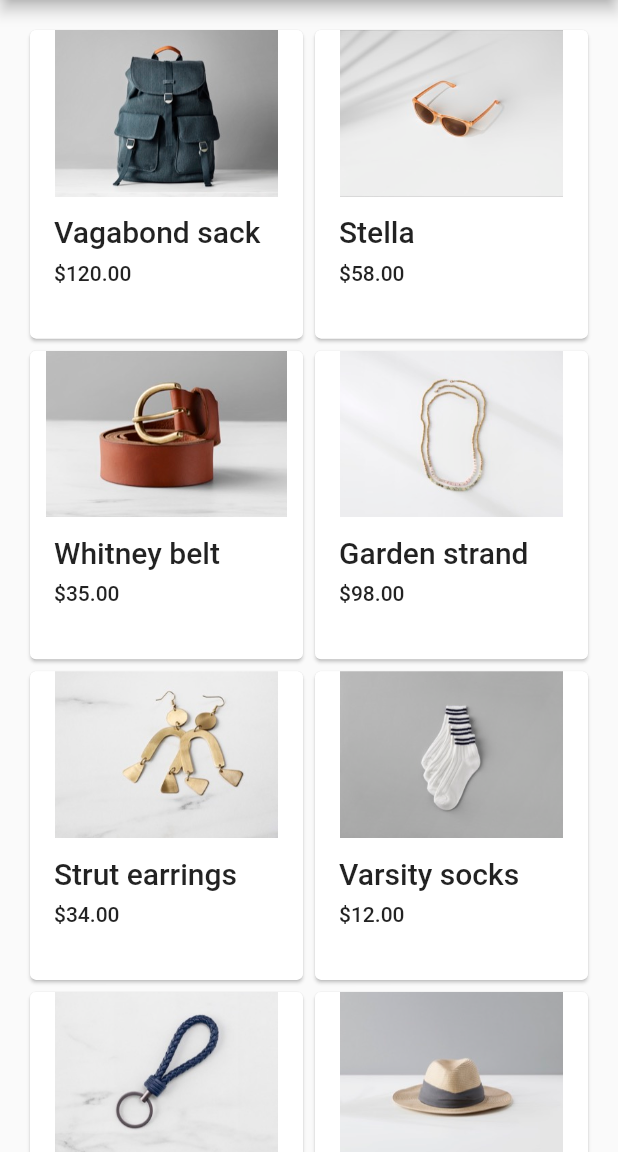
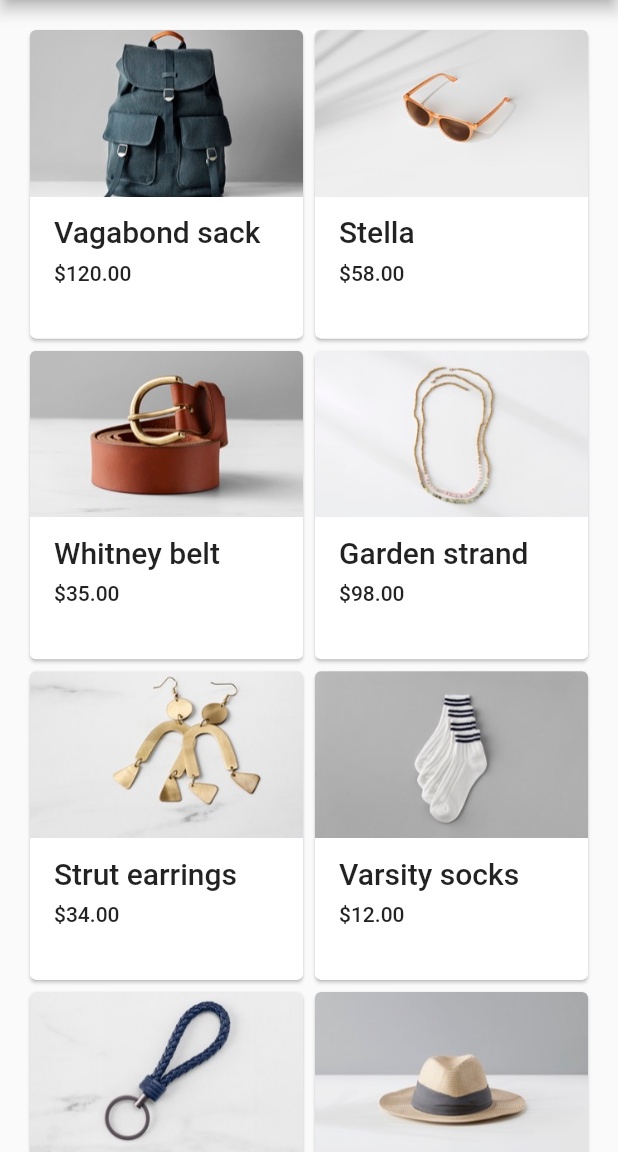
Before and after one commit to davechao/shrine_app, a Flutter app: the HomePage screen opened directly, on a phone screen of 412 x 824 dp, the part 84-1236 px from its top. Run offline on Flutter 3.47's test engine with Material 2 defaults, Android fonts, the phone set to English and light mode, and no system bars.

Commit message:
Product image adjust to BoxFit.fitWidth

```diff
--- a/lib/home.dart
+++ b/lib/home.dart
@@ -68,7 +68,10 @@ class HomePage extends StatelessWidget {
             children: <Widget>[
               AspectRatio(
                 aspectRatio: 18.0 / 11.0,
-                child: Image.asset('assets/${product.id}-0.jpg'),
+                child: Image.asset(
+                  'assets/${product.id}-0.jpg',
+                  fit: BoxFit.fitWidth,
+                ),
               ),
               Expanded(
                 child: Padding(
```
